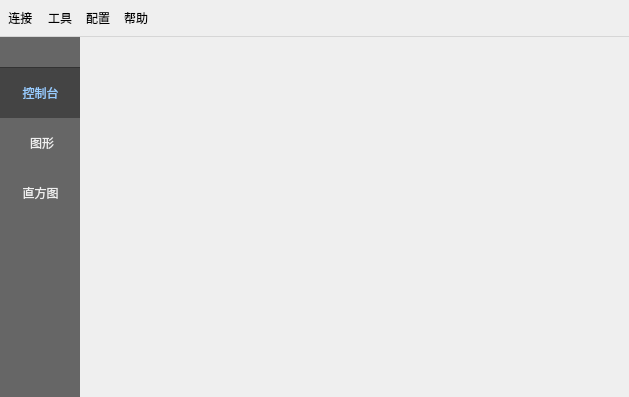
Old version of the form mainwindow.ui in the repository free-free/mars.
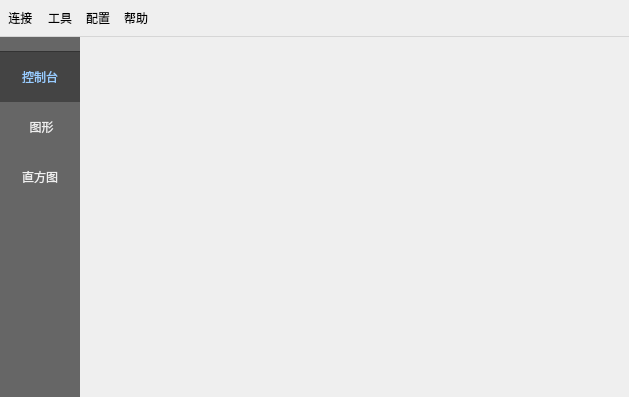
New version of the form. Icons and pictures are not drawn.

What changed in the file:
```diff
--- a/mainwindow.ui
+++ b/mainwindow.ui
@@ -55,10 +55,15 @@
         <verstretch>0</verstretch>
        </sizepolicy>
       </property>
+      <property name="maximumSize">
+       <size>
+        <width>80</width>
+        <height>16777215</height>
+       </size>
+      </property>
       <property name="styleSheet">
        <string notr="true">background-color:#666;
-width:80px;
-height:auto;
+width:60px;
 margin:0px 0px 0px 0px;
 border:0px 0px 0px 0px;
 padding:0px 0px 0px 0px;</string>
@@ -66,15 +71,24 @@
       <property name="title">
        <string/>
       </property>
+      <layout class="QGridLayout" name="gridLayout_2">
+       <property name="leftMargin">
+        <number>0</number>
+       </property>
+       <property name="topMargin">
+        <number>0</number>
+       </property>
+       <property name="rightMargin">
+        <number>0</number>
+       </property>
+       <property name="bottomMargin">
+        <number>0</number>
+       </property>
+       <property name="spacing">
+        <number>0</number>
+       </property>
+       <item row="3" column="0">
       <widget class="QPushButton" name="figureWindowBtn">
-       <property name="geometry">
-        <rect>
-         <x>0</x>
-         <y>80</y>
-         <width>81</width>
-         <height>51</height>
-        </rect>
-       </property>
        <property name="sizePolicy">
         <sizepolicy hsizetype="Fixed" vsizetype="Fixed">
          <horstretch>0</horstretch>
@@ -92,6 +106,8 @@
 color:#efefef;
 width:100%;
 height:40px;
+padding-top:5px;
+padding-bottom:5px;
 }
 QPushButton:hover
 {
@@ -121,15 +137,142 @@
         <bool>false</bool>
        </property>
       </widget>
+       </item>
+       <item row="0" column="0">
+        <widget class="QLabel" name="spaceLabel">
+         <property name="sizePolicy">
+          <sizepolicy hsizetype="Preferred" vsizetype="Preferred">
+           <horstretch>0</horstretch>
+           <verstretch>0</verstretch>
+          </sizepolicy>
+         </property>
+         <property name="baseSize">
+          <size>
+           <width>0</width>
+           <height>0</height>
+          </size>
+         </property>
+         <property name="styleSheet">
+          <string notr="true">display:block;
+border:none;
+background-color:#666;
+color:#efefef;
+width:100%;
+height:40px;
+border-bottom:1px solid #333;</string>
+         </property>
+         <property name="text">
+          <string/>
+         </property>
+         <property name="alignment">
+          <set>Qt::AlignCenter</set>
+         </property>
+         <property name="margin">
+          <number>6</number>
+         </property>
+        </widget>
+       </item>
+       <item row="5" column="0">
+        <layout class="QVBoxLayout" name="verticalLayout">
+         <property name="spacing">
+          <number>5</number>
+         </property>
+         <item>
+          <spacer name="verticalSpacer">
+           <property name="orientation">
+            <enum>Qt::Vertical</enum>
+           </property>
+           <property name="sizeHint" stdset="0">
+            <size>
+             <width>20</width>
+             <height>20</height>
+            </size>
+           </property>
+          </spacer>
+         </item>
+         <item>
+          <widget class="QPushButton" name="connectBtn">
+           <property name="sizePolicy">
+            <sizepolicy hsizetype="Fixed" vsizetype="Preferred">
+             <horstretch>0</horstretch>
+             <verstretch>0</verstretch>
+            </sizepolicy>
+           </property>
+           <property name="cursor">
+            <cursorShape>PointingHandCursor</cursorShape>
+           </property>
+           <property name="focusPolicy">
+            <enum>Qt::NoFocus</enum>
+           </property>
+           <property name="layoutDirection">
+            <enum>Qt::LeftToRight</enum>
+           </property>
+           <property name="autoFillBackground">
+            <bool>false</bool>
+           </property>
+           <property name="styleSheet">
+            <string notr="true">
+QPushButton{
+border:none;
+background-color:#666;
+color:#efefef;
+width:100%;
+height:50px;
+/*position:absolute;*/
+/*bottom:20px;*/
+
+}
+QPushButton:hover
+{
+      background-color:#999;
+}
+/*
+QPushButton:default{
+	  background-color:#444;
+}
+*/</string>
+           </property>
+           <property name="text">
+            <string/>
+           </property>
+           <property name="icon">
+            <iconset>
+             <normaloff>:/icon/earch-disconnected</normaloff>:/icon/earch-disconnected</iconset>
+           </property>
+           <property name="iconSize">
+            <size>
+             <width>48</width>
+             <height>48</height>
+            </size>
+           </property>
+           <property name="shortcut">
+            <string>Ctrl+S</string>
+           </property>
+           <property name="default">
+            <bool>false</bool>
+           </property>
+           <property name="flat">
+            <bool>true</bool>
+           </property>
+          </widget>
+         </item>
+         <item>
+          <widget class="QLabel" name="spaceLabel2">
+           <property name="text">
+            <string/>
+           </property>
+           <property name="alignment">
+            <set>Qt::AlignCenter</set>
+           </property>
+           <property name="margin">
+            <number>8</number>
+           </property>
+          </widget>
+         </item>
+        </layout>
+       </item>
+       <item row="4" column="0">
       <widget class="QPushButton" name="histogramBtn">
-       <property name="geometry">
-        <rect>
-         <x>0</x>
-         <y>130</y>
-         <width>81</width>
-         <height>51</height>
-        </rect>
-       </property>
        <property name="focusPolicy">
         <enum>Qt::NoFocus</enum>
        </property>
@@ -141,6 +284,8 @@
 color:#efefef;
 width:100%;
 height:40px;
+padding-top:5px;
+padding-bottom:5px;
 }
 QPushButton:hover
 {
@@ -156,15 +301,9 @@
         <string>直方图</string>
        </property>
       </widget>
+       </item>
+       <item row="2" column="0">
       <widget class="QPushButton" name="consoleWindowBtn">
-       <property name="geometry">
-        <rect>
-         <x>0</x>
-         <y>30</y>
-         <width>81</width>
-         <height>51</height>
-        </rect>
-       </property>
        <property name="sizePolicy">
         <sizepolicy hsizetype="Fixed" vsizetype="Fixed">
          <horstretch>0</horstretch>
@@ -182,6 +321,9 @@
 color:#efefef;
 width:100%;
 height:40px;
+padding-top:5px;
+padding-bottom:5px;
+
 }
 QPushButton:hover
 {
@@ -203,37 +345,18 @@
        <property name="text">
         <string>控制台</string>
        </property>
+         <property name="iconSize">
+          <size>
+           <width>30</width>
+           <height>30</height>
+          </size>
+         </property>
        <property name="default">
         <bool>true</bool>
        </property>
       </widget>
-      <widget class="QLabel" name="spaceLabel">
-       <property name="geometry">
-        <rect>
-         <x>0</x>
-         <y>0</y>
-         <width>81</width>
-         <height>31</height>
-        </rect>
-       </property>
-       <property name="sizePolicy">
-        <sizepolicy hsizetype="Fixed" vsizetype="Fixed">
-         <horstretch>0</horstretch>
-         <verstretch>0</verstretch>
-        </sizepolicy>
-       </property>
-       <property name="styleSheet">
-        <string notr="true">border:none;
-background-color:#666;
-color:#efefef;
-width:100%;
-height:40px;
-border-bottom:1px solid #333;</string>
-       </property>
-       <property name="text">
-        <string/>
-       </property>
-      </widget>
+       </item>
+      </layout>
      </widget>
     </item>
    </layout>
```
Left out of the diff: 4 changed lines with no effect on the pictures. Lines whose indentation alone changed are shown as unchanged.
